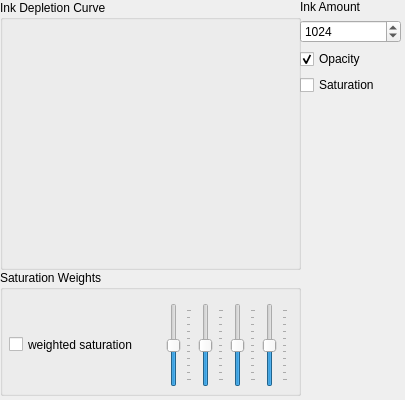
Qt form krita/plugins/paintops/sumie/wdgInkOptions.ui (KDE/krita) before a commit.
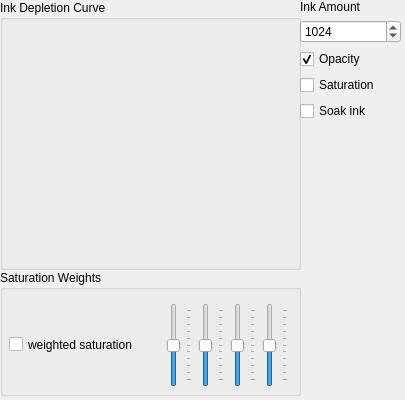
The same form after that commit. Custom widgets are drawn as their Qt base class.

Commit message:
Feature: Soak ink from the canvas at first dab of the stroke.
This is something similar to sample input color in spray except it colorify the bristles just
at the beginning of the stroke. It gives quite nice effects.

The edit to the form file:
```diff
--- a/krita/plugins/paintops/sumie/wdgInkOptions.ui
+++ b/krita/plugins/paintops/sumie/wdgInkOptions.ui
@@ -72,6 +72,22 @@
       </property>
      </widget>
     </item>
+    <item>
+     <widget class="QCheckBox" name="soakInkCBox">
+      <property name="enabled">
+       <bool>true</bool>
+      </property>
+      <property name="toolTip">
+       <string>Soak ink from the initial position of the stroke</string>
+      </property>
+      <property name="text">
+       <string>Soak ink</string>
+      </property>
+      <property name="checked">
+       <bool>false</bool>
+      </property>
+     </widget>
+    </item>
     <item>
      <spacer name="verticalSpacer">
       <property name="orientation">
```
The commit also changes 5 other files.
